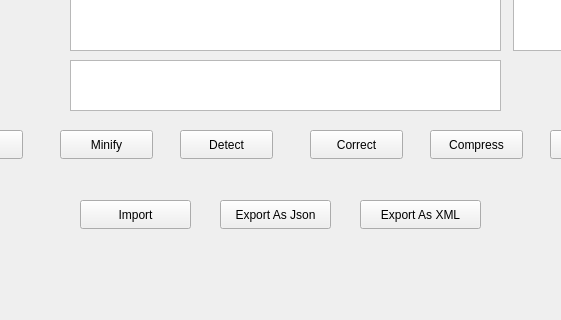
Muhammed-EmadEldeen/XML-Parser-Analyzer, file mainwindow.ui: the form before one commit; both pictures show x 90 to 651 and y 280 to 600 of the 800 by 600 pixel window.
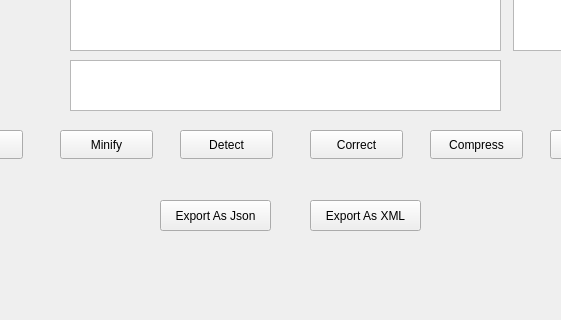
The form after the commit.

```diff
--- a/mainwindow.ui
+++ b/mainwindow.ui
@@ -118,10 +118,10 @@
    <widget class="QPushButton" name="JsonExpButton">
     <property name="geometry">
      <rect>
-      <x>310</x>
+      <x>250</x>
       <y>480</y>
       <width>111</width>
-      <height>29</height>
+      <height>31</height>
      </rect>
     </property>
     <property name="styleSheet">
@@ -134,10 +134,10 @@
    <widget class="QPushButton" name="XMLExpButton">
     <property name="geometry">
      <rect>
-      <x>450</x>
+      <x>400</x>
       <y>480</y>
-      <width>121</width>
-      <height>29</height>
+      <width>111</width>
+      <height>31</height>
      </rect>
     </property>
     <property name="styleSheet">
@@ -180,22 +180,6 @@
      <string>Enter Text</string>
     </property>
    </widget>
-   <widget class="QPushButton" name="ImportButton">
-    <property name="geometry">
-     <rect>
-      <x>170</x>
-      <y>480</y>
-      <width>111</width>
-      <height>29</height>
-     </rect>
-    </property>
-    <property name="styleSheet">
-     <string notr="true"/>
-    </property>
-    <property name="text">
-     <string>Import</string>
-    </property>
-   </widget>
   </widget>
   <widget class="QMenuBar" name="menubar">
    <property name="geometry">
```
